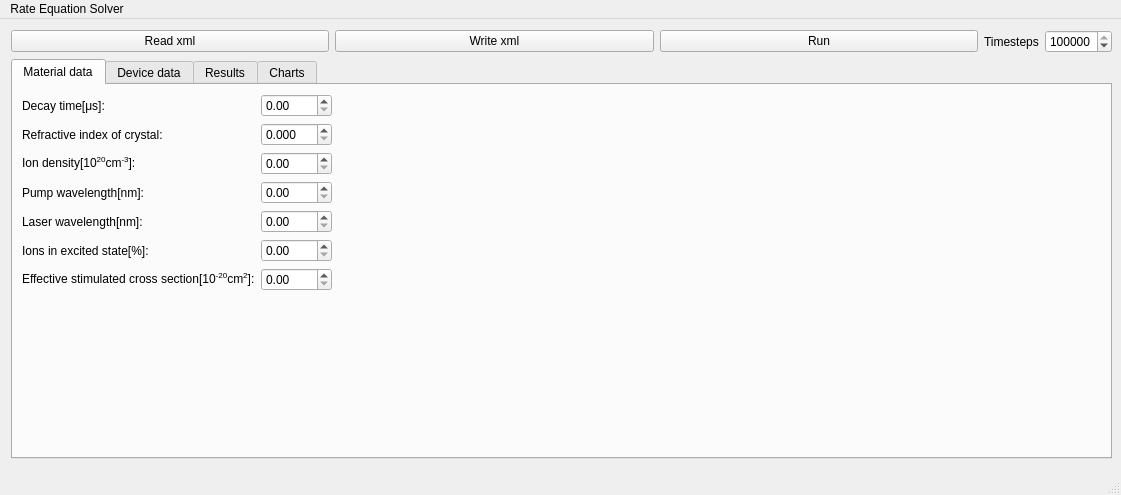
Above: mainwindow.ui from kskarthiksk/Laser_sim_Qt before the change. Below: the same form after it.
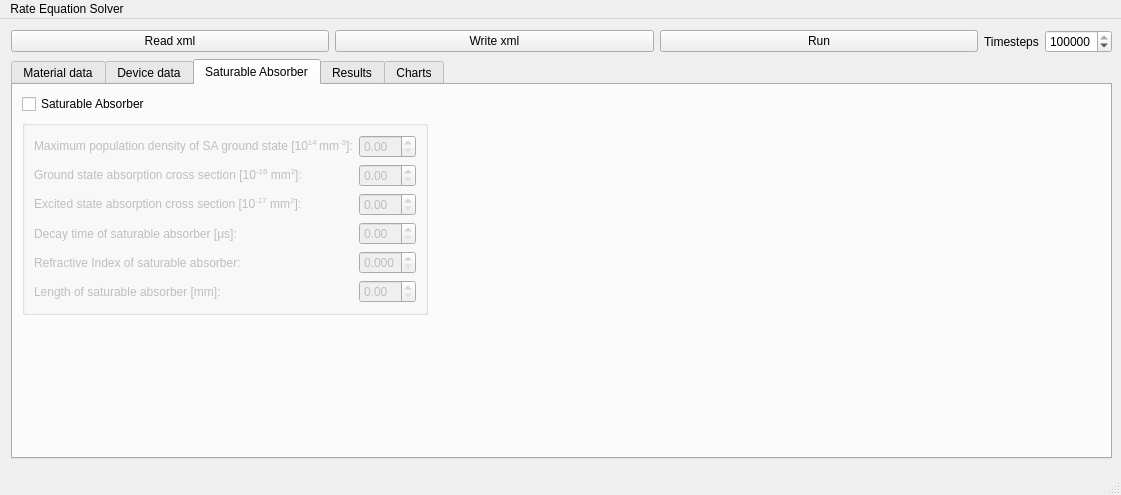
That is the form after the change. The open tabs and pages were chosen to show the change. Custom widgets are drawn as their Qt base class.

Patch:
```diff
--- a/mainwindow.ui
+++ b/mainwindow.ui
@@ -95,33 +95,7 @@
          <string>Material data</string>
         </attribute>
         <layout class="QGridLayout" name="gridLayout_4">
-         <item row="2" column="0">
-          <spacer name="verticalSpacer_2">
-           <property name="orientation">
-            <enum>Qt::Orientation::Vertical</enum>
-           </property>
-           <property name="sizeHint" stdset="0">
-            <size>
-             <width>20</width>
-             <height>40</height>
-            </size>
-           </property>
-          </spacer>
-         </item>
-         <item row="1" column="1">
-          <spacer name="horizontalSpacer_2">
-           <property name="orientation">
-            <enum>Qt::Orientation::Horizontal</enum>
-           </property>
-           <property name="sizeHint" stdset="0">
-            <size>
-             <width>40</width>
-             <height>20</height>
-            </size>
-           </property>
-          </spacer>
-         </item>
-         <item row="1" column="0">
+         <item row="0" column="0">
           <layout class="QFormLayout" name="formLayout_2">
            <item row="0" column="0">
             <widget class="QLabel" name="label_2">
@@ -231,6 +205,32 @@
            </item>
           </layout>
          </item>
+         <item row="1" column="0">
+          <spacer name="verticalSpacer_2">
+           <property name="orientation">
+            <enum>Qt::Orientation::Vertical</enum>
+           </property>
+           <property name="sizeHint" stdset="0">
+            <size>
+             <width>20</width>
+             <height>40</height>
+            </size>
+           </property>
+          </spacer>
+         </item>
+         <item row="0" column="1">
+          <spacer name="horizontalSpacer_2">
+           <property name="orientation">
+            <enum>Qt::Orientation::Horizontal</enum>
+           </property>
+           <property name="sizeHint" stdset="0">
+            <size>
+             <width>40</width>
+             <height>20</height>
+            </size>
+           </property>
+          </spacer>
+         </item>
         </layout>
        </widget>
        <widget class="QWidget" name="tab_3">
@@ -375,6 +375,166 @@
          </item>
         </layout>
        </widget>
+       <widget class="QWidget" name="tab">
+        <attribute name="title">
+         <string>Saturable Absorber</string>
+        </attribute>
+        <layout class="QGridLayout" name="gridLayout_2">
+         <item row="0" column="0">
+          <widget class="QCheckBox" name="saturableAbsorber">
+           <property name="text">
+            <string>Saturable Absorber</string>
+           </property>
+          </widget>
+         </item>
+         <item row="1" column="1">
+          <spacer name="horizontalSpacer">
+           <property name="orientation">
+            <enum>Qt::Orientation::Horizontal</enum>
+           </property>
+           <property name="sizeHint" stdset="0">
+            <size>
+             <width>40</width>
+             <height>20</height>
+            </size>
+           </property>
+          </spacer>
+         </item>
+         <item row="2" column="0">
+          <spacer name="verticalSpacer">
+           <property name="orientation">
+            <enum>Qt::Orientation::Vertical</enum>
+           </property>
+           <property name="sizeHint" stdset="0">
+            <size>
+             <width>20</width>
+             <height>40</height>
+            </size>
+           </property>
+          </spacer>
+         </item>
+         <item row="1" column="0">
+          <widget class="QGroupBox" name="gridGroupBox">
+           <property name="enabled">
+            <bool>false</bool>
+           </property>
+           <property name="sizePolicy">
+            <sizepolicy hsizetype="Preferred" vsizetype="Preferred">
+             <horstretch>0</horstretch>
+             <verstretch>0</verstretch>
+            </sizepolicy>
+           </property>
+           <layout class="QFormLayout" name="formLayout_5">
+            <item row="1" column="0">
+             <widget class="QLabel" name="label_20">
+              <property name="text">
+               <string>&lt;html&gt;&lt;head/&gt;&lt;body&gt;&lt;p&gt;Maximum population density of SA ground state [10&lt;span style=&quot; vertical-align:super;&quot;&gt;14 &lt;/span&gt;mm&lt;span style=&quot; vertical-align:super;&quot;&gt;-3&lt;/span&gt;]:&lt;/p&gt;&lt;/body&gt;&lt;/html&gt;</string>
+              </property>
+             </widget>
+            </item>
+            <item row="1" column="1">
+             <widget class="QDoubleSpinBox" name="sa_pop_density">
+              <property name="sizePolicy">
+               <sizepolicy hsizetype="Minimum" vsizetype="Fixed">
+                <horstretch>1</horstretch>
+                <verstretch>0</verstretch>
+               </sizepolicy>
+              </property>
+              <property name="maximum">
+               <double>10.000000000000000</double>
+              </property>
+             </widget>
+            </item>
+            <item row="2" column="0">
+             <widget class="QLabel" name="label_21">
+              <property name="text">
+               <string>&lt;html&gt;&lt;head/&gt;&lt;body&gt;&lt;p&gt;Ground state absorption cross section [10&lt;span style=&quot; vertical-align:super;&quot;&gt;-16&lt;/span&gt; mm&lt;span style=&quot; vertical-align:super;&quot;&gt;2&lt;/span&gt;]:&lt;/p&gt;&lt;/body&gt;&lt;/html&gt;</string>
+              </property>
+             </widget>
+            </item>
+            <item row="2" column="1">
+             <widget class="QDoubleSpinBox" name="sa_gr_cross">
+              <property name="maximum">
+               <double>10.000000000000000</double>
+              </property>
+              <property name="singleStep">
+               <double>0.100000000000000</double>
+              </property>
+             </widget>
+            </item>
+            <item row="3" column="0">
+             <widget class="QLabel" name="label_22">
+              <property name="text">
+               <string>&lt;html&gt;&lt;head/&gt;&lt;body&gt;&lt;p&gt;Excited state absorption cross section [10&lt;span style=&quot; vertical-align:super;&quot;&gt;-17&lt;/span&gt; mm&lt;span style=&quot; vertical-align:super;&quot;&gt;2&lt;/span&gt;]:&lt;/p&gt;&lt;/body&gt;&lt;/html&gt;</string>
+              </property>
+             </widget>
+            </item>
+            <item row="3" column="1">
+             <widget class="QDoubleSpinBox" name="sa_ex_cross">
+              <property name="maximum">
+               <double>10.000000000000000</double>
+              </property>
+              <property name="singleStep">
+               <double>0.100000000000000</double>
+              </property>
+             </widget>
+            </item>
+            <item row="4" column="0">
+             <widget class="QLabel" name="label_23">
+              <property name="text">
+               <string>Decay time of saturable absorber [μs]:</string>
+              </property>
+             </widget>
+            </item>
+            <item row="4" column="1">
+             <widget class="QDoubleSpinBox" name="sa_decay">
+              <property name="maximum">
+               <double>10.000000000000000</double>
+              </property>
+              <property name="singleStep">
+               <double>0.100000000000000</double>
+              </property>
+             </widget>
+            </item>
+            <item row="6" column="0">
+             <widget class="QLabel" name="label_24">
+              <property name="text">
+               <string>Refractive Index of saturable absorber:</string>
+              </property>
+             </widget>
+            </item>
+            <item row="6" column="1">
+             <widget class="QDoubleSpinBox" name="sa_refractive">
+              <property name="decimals">
+               <number>3</number>
+              </property>
+              <property name="maximum">
+               <double>4.000000000000000</double>
+              </property>
+              <property name="singleStep">
+               <double>0.010000000000000</double>
+              </property>
+             </widget>
+            </item>
+            <item row="7" column="0">
+             <widget class="QLabel" name="label_25">
+              <property name="text">
+               <string>Length of saturable absorber [mm]:</string>
+              </property>
+             </widget>
+            </item>
+            <item row="7" column="1">
+             <widget class="QDoubleSpinBox" name="sa_length">
+              <property name="maximum">
+               <double>10.000000000000000</double>
+              </property>
+             </widget>
+            </item>
+           </layout>
+          </widget>
+         </item>
+        </layout>
+       </widget>
        <widget class="QWidget" name="tab_4">
         <attribute name="title">
          <string>Results</string>
```
Left out of the diff: 6 changed lines with no effect on the pictures.
